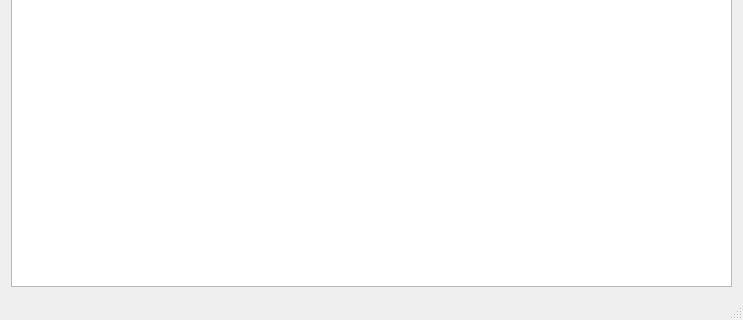
Qt form src/mainwindow.ui (gioffgp/VerseAccumulator) before a commit; both pictures show x 0 to 743 and y 187 to 507 of the 743 by 507 pixel window.
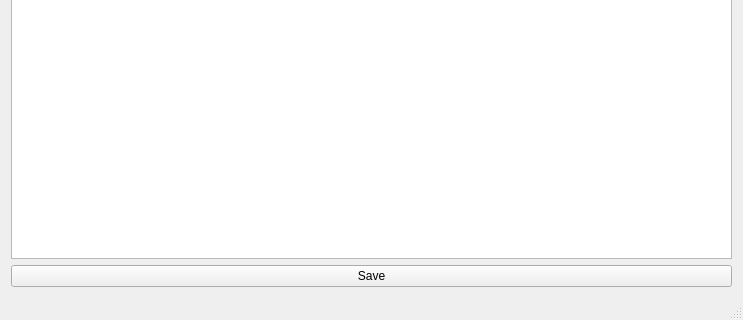
The same form after that commit.

Commit message: Allow to write verses to disk

```diff
--- a/src/mainwindow.ui
+++ b/src/mainwindow.ui
@@ -63,6 +63,13 @@
       </property>
      </widget>
     </item>
+    <item>
+     <widget class="QPushButton" name="PBSave">
+      <property name="text">
+       <string>Save</string>
+      </property>
+     </widget>
+    </item>
    </layout>
   </widget>
   <widget class="QMenuBar" name="menuBar">
```
The commit also changes 2 other files.
